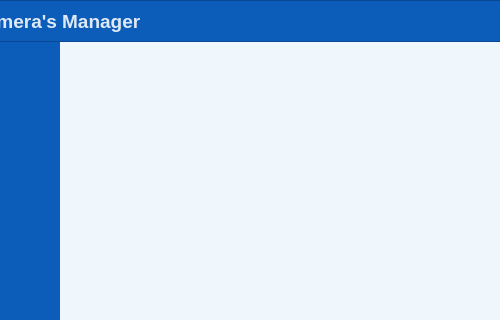
Qt form widget/forms/form_main.ui (MetallicAlex/Thermal-Camera) before a commit; both pictures show x 150 to 650 and y 0 to 320 of the 1366 by 768 pixel window.
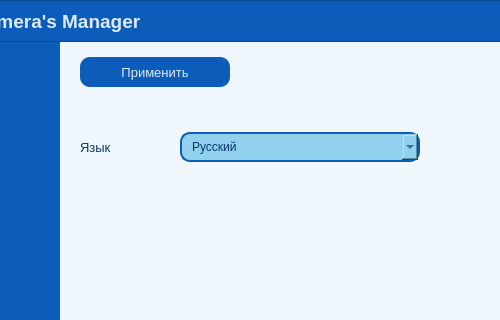
The same form after that commit. The open tabs and pages were chosen to show the change. Icons and pictures are not drawn.

Commit message: Added lang russian, english

```diff
--- a/widget/forms/form_main.ui
+++ b/widget/forms/form_main.ui
@@ -6725,7 +6725,128 @@
                </property>
               </widget>
              </widget>
-             <widget class="QWidget" name="page_settings"/>
+             <widget class="QWidget" name="page_settings">
+              <widget class="QComboBox" name="comboBox_langs">
+               <property name="geometry">
+                <rect>
+                 <x>120</x>
+                 <y>90</y>
+                 <width>240</width>
+                 <height>30</height>
+                </rect>
+               </property>
+               <property name="font">
+                <font>
+                 <family>Segoe UI</family>
+                 <pointsize>9</pointsize>
+                </font>
+               </property>
+               <property name="styleSheet">
+                <string notr="true">QComboBox{
+	background-color: #91D1EE;
+	border-radius: 10px;
+	border: 2px solid #0C5DB9;
+	color: #09376B;
+	text-align:center;
+	padding: 5px;
+	padding-left: 10px;
+}
+QComboBox:hover{
+	border: 2px solid #0C5DB9;
+}
+QComboBox QAbstractItemView {
+	color: #FFFFFF;
+	background-color: #0C5DB9;
+	padding: 10px;
+	selection-background-color: #91D1EE;
+}
+QComboBox::drop-down {
+	subcontrol-origin: padding;
+	subcontrol-position: top right;
+	width: 25px;
+	background-color: #0C5DB9; 
+	border-left-width: 3px;
+	border-left-color: #0C5DB9;
+	border-left-style: solid;
+	border-top-right-radius: 3px;
+	border-bottom-right-radius: 3px;	
+	background-image: url(:/16x16/data/resources/icons/16x16/cil-arrow-bottom.png);
+	background-position: center;
+	background-repeat: no-reperat;
+ }</string>
+               </property>
+               <item>
+                <property name="text">
+                 <string>Русский</string>
+                </property>
+               </item>
+               <item>
+                <property name="text">
+                 <string>English</string>
+                </property>
+               </item>
+              </widget>
+              <widget class="QLabel" name="label_lang">
+               <property name="geometry">
+                <rect>
+                 <x>20</x>
+                 <y>90</y>
+                 <width>90</width>
+                 <height>30</height>
+                </rect>
+               </property>
+               <property name="font">
+                <font>
+                 <family>Segoe UI</family>
+                 <pointsize>10</pointsize>
+                 <weight>50</weight>
+                 <bold>false</bold>
+                </font>
+               </property>
+               <property name="styleSheet">
+                <string notr="true">color: #09376B;</string>
+               </property>
+               <property name="text">
+                <string>Язык</string>
+               </property>
+              </widget>
+              <widget class="QPushButton" name="button_apply_setting">
+               <property name="geometry">
+                <rect>
+                 <x>20</x>
+                 <y>15</y>
+                 <width>150</width>
+                 <height>30</height>
+                </rect>
+               </property>
+               <property name="font">
+                <font>
+                 <family>Segoe UI</family>
+                 <pointsize>10</pointsize>
+                 <weight>50</weight>
+                 <bold>false</bold>
+                </font>
+               </property>
+               <property name="styleSheet">
+                <string notr="true">QPushButton {
+	border-radius: 10px;	
+	background-color: #0C5DB9;
+	color: rgb(255, 255, 255, 221);
+}
+QPushButton:hover {
+	background-color: #91D1EE;
+	color: rgb(255, 255, 255, 221);
+}
+QPushButton:pressed {	
+	background-color: #87B9E0;
+	color: rgb(255, 255, 255);
+}</string>
+               </property>
+               <property name="text">
+                <string>Применить</string>
+               </property>
+              </widget>
+             </widget>
             </widget>
            </item>
            <item>
```
Left out of the diff: 4 changed lines with no effect on the pictures. The commit also changes 16 other files.
